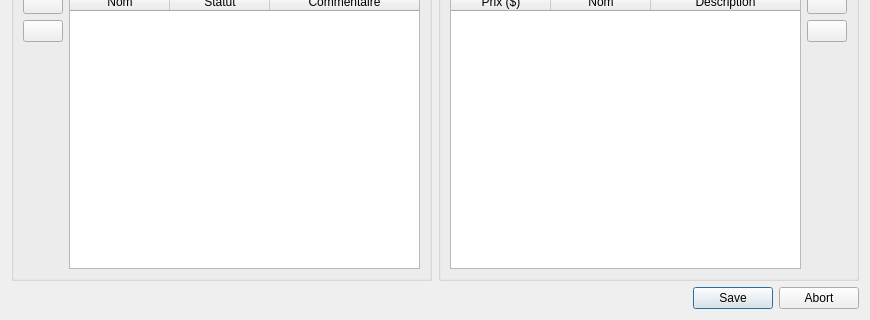
Old version of the form InfoDynamiqueQt/Vues/vueeditionfiche.ui in the repository AlexandreGirardin/ProjetAnalyse; both pictures show x 0 to 870 and y 382 to 702 of the 870 by 702 pixel window.
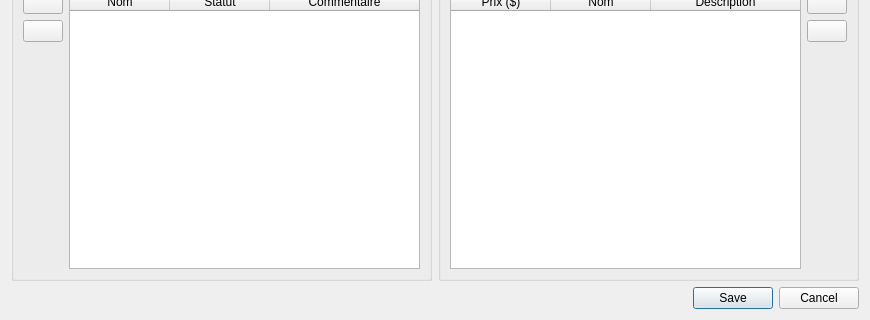
New version of the form. Icons and pictures are not drawn.

What changed in the file:
```diff
--- a/InfoDynamiqueQt/Vues/vueeditionfiche.ui
+++ b/InfoDynamiqueQt/Vues/vueeditionfiche.ui
@@ -375,7 +375,7 @@
      <item>
       <widget class="QDialogButtonBox" name="buttonBox">
        <property name="standardButtons">
-        <set>QDialogButtonBox::Abort|QDialogButtonBox::Save</set>
+        <set>QDialogButtonBox::Cancel|QDialogButtonBox::Save</set>
        </property>
       </widget>
      </item>
```
Left out of the diff: 11 changed lines with no effect on the pictures.
